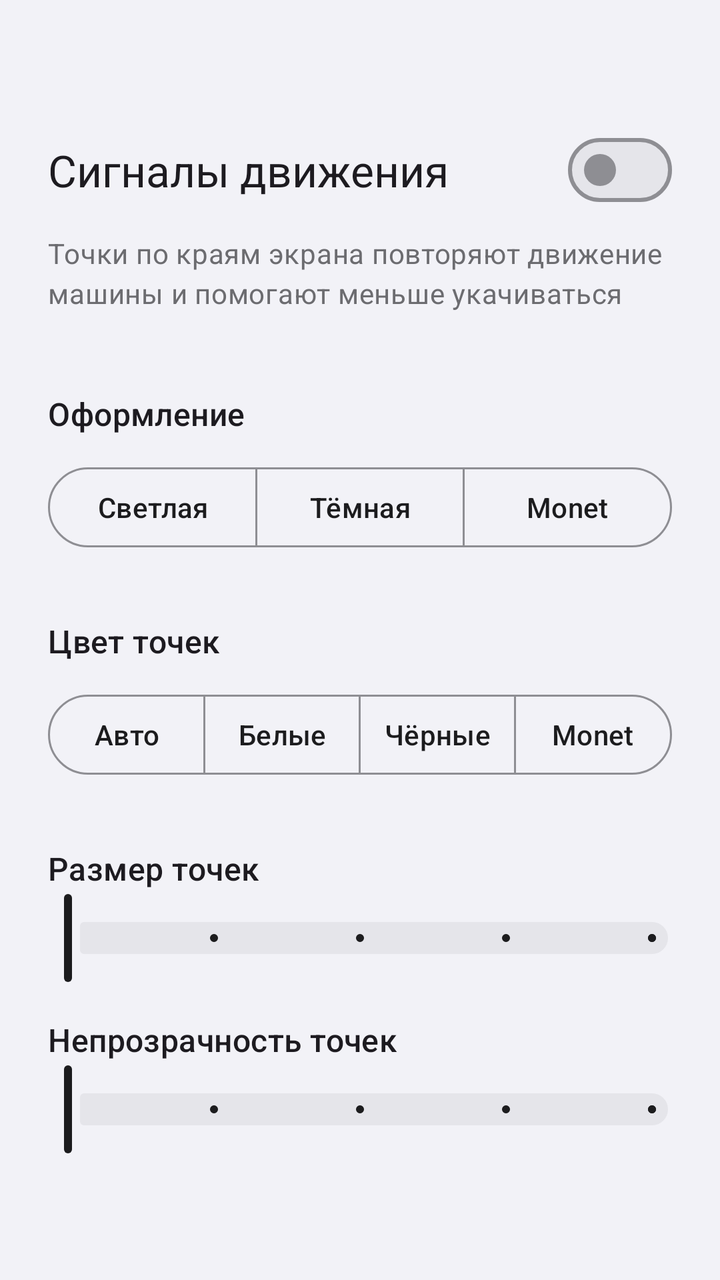
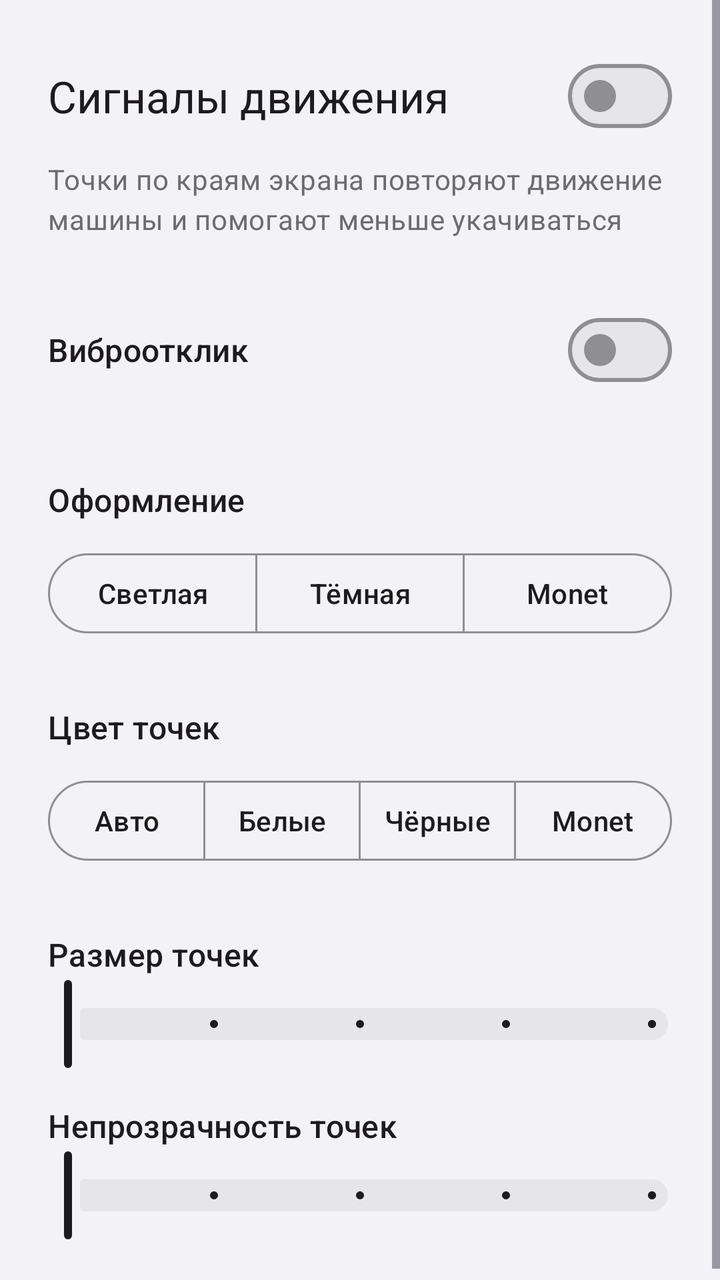

An Android layout rendered at two revisions. The XML below is the earlier revision; the diff shows what the commit changed to produce the second picture.
<!-- AndroidManifest.xml: application theme Theme.MotionCues -->
<!-- res/layout/activity_main.xml -->
<?xml version="1.0" encoding="utf-8"?>
<ScrollView xmlns:android="http://schemas.android.com/apk/res/android"
    xmlns:app="http://schemas.android.com/apk/res-auto"
    android:id="@+id/root"
    android:layout_width="match_parent"
    android:layout_height="match_parent"
    android:fillViewport="true">

<LinearLayout
    android:layout_width="match_parent"
    android:layout_height="wrap_content"
    android:gravity="center"
    android:orientation="vertical"
    android:paddingVertical="24dp">

    
    <com.google.android.material.materialswitch.MaterialSwitch
        android:id="@+id/cues_switch"
        android:layout_width="match_parent"
        android:layout_height="wrap_content"
        android:layout_marginHorizontal="24dp"
        android:text="@string/cues_switch"
        android:textAppearance="?attr/textAppearanceTitleLarge" />

    <TextView
        android:id="@+id/cues_summary"
        android:layout_width="match_parent"
        android:layout_height="wrap_content"
        android:layout_marginHorizontal="24dp"
        android:layout_marginTop="8dp"
        android:text="@string/cues_summary"
        android:textAppearance="?attr/textAppearanceBodyMedium"
        android:textColor="?attr/colorOnSurfaceVariant" />

    <TextView
        android:layout_width="match_parent"
        android:layout_height="wrap_content"
        android:layout_marginHorizontal="24dp"
        android:layout_marginTop="40dp"
        android:text="@string/theme_title"
        android:textAppearance="?attr/textAppearanceTitleMedium" />

    <com.google.android.material.button.MaterialButtonToggleGroup
        android:id="@+id/theme_group"
        android:layout_width="match_parent"
        android:layout_height="wrap_content"
        android:layout_marginHorizontal="24dp"
        android:layout_marginTop="12dp"
        app:selectionRequired="true"
        app:singleSelection="true">

        <Button
            android:id="@+id/theme_light"
            style="?attr/materialButtonOutlinedStyle"
            android:layout_width="0dp"
            android:layout_height="wrap_content"
            android:layout_weight="1"
            android:text="@string/theme_light" />

        <Button
            android:id="@+id/theme_dark"
            style="?attr/materialButtonOutlinedStyle"
            android:layout_width="0dp"
            android:layout_height="wrap_content"
            android:layout_weight="1"
            android:text="@string/theme_dark" />

        <Button
            android:id="@+id/theme_monet"
            style="?attr/materialButtonOutlinedStyle"
            android:layout_width="0dp"
            android:layout_height="wrap_content"
            android:layout_weight="1"
            android:text="@string/theme_monet" />

    </com.google.android.material.button.MaterialButtonToggleGroup>

    <TextView
        android:layout_width="match_parent"
        android:layout_height="wrap_content"
        android:layout_marginHorizontal="24dp"
        android:layout_marginTop="32dp"
        android:text="@string/dot_color_title"
        android:textAppearance="?attr/textAppearanceTitleMedium" />

    
    <com.google.android.material.button.MaterialButtonToggleGroup
        android:id="@+id/dot_color_group"
        android:layout_width="match_parent"
        android:layout_height="wrap_content"
        android:layout_marginHorizontal="24dp"
        android:layout_marginTop="12dp"
        app:selectionRequired="true"
        app:singleSelection="true">

        <Button
            android:id="@+id/dot_color_auto"
            style="?attr/materialButtonOutlinedStyle"
            android:paddingHorizontal="4dp"
            android:maxLines="1"
            android:layout_width="0dp"
            android:layout_height="wrap_content"
            android:layout_weight="1"
            android:text="@string/dot_color_auto" />

        <Button
            android:id="@+id/dot_color_white"
            style="?attr/materialButtonOutlinedStyle"
            android:paddingHorizontal="4dp"
            android:maxLines="1"
            android:layout_width="0dp"
            android:layout_height="wrap_content"
            android:layout_weight="1"
            android:text="@string/dot_color_white" />

        <Button
            android:id="@+id/dot_color_black"
            style="?attr/materialButtonOutlinedStyle"
            android:paddingHorizontal="4dp"
            android:maxLines="1"
            android:layout_width="0dp"
            android:layout_height="wrap_content"
            android:layout_weight="1"
            android:text="@string/dot_color_black" />

        <Button
            android:id="@+id/dot_color_monet"
            style="?attr/materialButtonOutlinedStyle"
            android:paddingHorizontal="4dp"
            android:maxLines="1"
            android:layout_width="0dp"
            android:layout_height="wrap_content"
            android:layout_weight="1"
            android:text="@string/dot_color_monet" />

    </com.google.android.material.button.MaterialButtonToggleGroup>

    <TextView
        android:layout_width="match_parent"
        android:layout_height="wrap_content"
        android:layout_marginHorizontal="24dp"
        android:layout_marginTop="32dp"
        android:text="@string/dot_size_title"
        android:textAppearance="?attr/textAppearanceTitleMedium" />

    <com.google.android.material.slider.Slider
        android:id="@+id/dot_size_slider"
        android:layout_width="match_parent"
        android:layout_height="wrap_content"
        android:layout_marginHorizontal="12dp"
        android:contentDescription="@string/dot_size_title"
        android:stepSize="1"
        android:valueFrom="1"
        android:valueTo="5"
        app:labelBehavior="gone"
        app:tickVisible="true" />

    <TextView
        android:layout_width="match_parent"
        android:layout_height="wrap_content"
        android:layout_marginHorizontal="24dp"
        android:layout_marginTop="16dp"
        android:text="@string/dot_opacity_title"
        android:textAppearance="?attr/textAppearanceTitleMedium" />

    <com.google.android.material.slider.Slider
        android:id="@+id/dot_opacity_slider"
        android:layout_width="match_parent"
        android:layout_height="wrap_content"
        android:layout_marginHorizontal="12dp"
        android:contentDescription="@string/dot_opacity_title"
        android:stepSize="1"
        android:valueFrom="1"
        android:valueTo="5"
        app:labelBehavior="gone"
        app:tickVisible="true" />

</LinearLayout>

</ScrollView>
<!-- resources referenced by this layout -->
<resources>
  <string name="cues_summary">Точки по краям экрана повторяют движение машины и помогают меньше укачиваться</string>
  <string name="cues_switch">Сигналы движения</string>
  <string name="dot_color_auto">Авто</string>
  <string name="dot_color_black">Чёрные</string>
  <string name="dot_color_monet">Monet</string>
  <string name="dot_color_title">Цвет точек</string>
  <string name="dot_color_white">Белые</string>
  <string name="dot_opacity_title">Непрозрачность точек</string>
  <string name="dot_size_title">Размер точек</string>
  <string name="theme_dark">Тёмная</string>
  <string name="theme_light">Светлая</string>
  <string name="theme_monet">Monet</string>
  <string name="theme_title">Оформление</string>
  <style name="Theme.MotionCues" parent="Theme.Material3.DayNight.NoActionBar">
          <item name="colorPrimary">@color/mc_primary</item>
          <item name="colorOnPrimary">@color/mc_on_primary</item>
          <item name="colorPrimaryContainer">@color/mc_primary_container</item>
          <item name="colorOnPrimaryContainer">@color/mc_on_primary_container</item>
          <item name="colorSecondary">@color/mc_secondary</item>
          <item name="colorOnSecondary">@color/mc_on_secondary</item>
          <item name="colorSecondaryContainer">@color/mc_secondary_container</item>
          <item name="colorOnSecondaryContainer">@color/mc_on_secondary_container</item>
          <item name="android:colorBackground">@color/mc_surface</item>
          <item name="colorSurface">@color/mc_surface</item>
          <item name="colorOnSurface">@color/mc_on_surface</item>
          <item name="colorOnSurfaceVariant">@color/mc_on_surface_variant</item>
          <item name="colorSurfaceContainerLowest">@color/mc_surface_container_lowest</item>
          <item name="colorSurfaceContainerLow">@color/mc_surface_container_low</item>
          <item name="colorSurfaceContainer">@color/mc_surface_container</item>
          <item name="colorSurfaceContainerHigh">@color/mc_surface_container_high</item>
          <item name="colorSurfaceContainerHighest">@color/mc_surface_container_highest</item>
          <item name="colorOutline">@color/mc_outline</item>
          <item name="colorOutlineVariant">@color/mc_outline_variant</item>
      </style>
  <color name="mc_primary">#FF1C1C1E</color>
  <color name="mc_on_primary">#FFFFFFFF</color>
  <color name="mc_primary_container">#FFE5E5EA</color>
  <color name="mc_on_primary_container">#FF1C1C1E</color>
  <color name="mc_secondary">#FF636366</color>
  <color name="mc_on_secondary">#FFFFFFFF</color>
  <color name="mc_secondary_container">#FFE5E5EA</color>
  <color name="mc_on_secondary_container">#FF1C1C1E</color>
  <color name="mc_surface">#FFF2F2F7</color>
  <color name="mc_on_surface">#FF1C1C1E</color>
  <color name="mc_on_surface_variant">#FF6C6C70</color>
  <color name="mc_surface_container_lowest">#FFFFFFFF</color>
  <color name="mc_surface_container_low">#FFFAFAFC</color>
  <color name="mc_surface_container">#FFFFFFFF</color>
  <color name="mc_surface_container_high">#FFEDEDF2</color>
  <color name="mc_surface_container_highest">#FFE5E5EA</color>
  <color name="mc_outline">#FF8E8E93</color>
  <color name="mc_outline_variant">#FFD1D1D6</color>
</resources>

<!-- the commit's change to res/layout/activity_main.xml (unified diff, before → after) -->
@@ -16,6 +16,7 @@
     
     <com.google.android.material.materialswitch.MaterialSwitch
         android:id="@+id/cues_switch"
+        android:hapticFeedbackEnabled="false"
         android:layout_width="match_parent"
         android:layout_height="wrap_content"
         android:layout_marginHorizontal="24dp"
@@ -32,6 +33,16 @@
         android:textAppearance="?attr/textAppearanceBodyMedium"
         android:textColor="?attr/colorOnSurfaceVariant" />
 
+    <com.google.android.material.materialswitch.MaterialSwitch
+        android:id="@+id/haptics_switch"
+        android:layout_width="match_parent"
+        android:layout_height="wrap_content"
+        android:layout_marginHorizontal="24dp"
+        android:layout_marginTop="32dp"
+        android:hapticFeedbackEnabled="false"
+        android:text="@string/haptics_switch"
+        android:textAppearance="?attr/textAppearanceTitleMedium" />
+
     <TextView
         android:layout_width="match_parent"
         android:layout_height="wrap_content"
@@ -51,6 +62,7 @@
 
         <Button
             android:id="@+id/theme_light"
+            android:hapticFeedbackEnabled="false"
             style="?attr/materialButtonOutlinedStyle"
             android:layout_width="0dp"
             android:layout_height="wrap_content"
@@ -59,6 +71,7 @@
 
         <Button
             android:id="@+id/theme_dark"
+            android:hapticFeedbackEnabled="false"
             style="?attr/materialButtonOutlinedStyle"
             android:layout_width="0dp"
             android:layout_height="wrap_content"
@@ -67,6 +80,7 @@
 
         <Button
             android:id="@+id/theme_monet"
+            android:hapticFeedbackEnabled="false"
             style="?attr/materialButtonOutlinedStyle"
             android:layout_width="0dp"
             android:layout_height="wrap_content"
@@ -95,6 +109,7 @@
 
         <Button
             android:id="@+id/dot_color_auto"
+            android:hapticFeedbackEnabled="false"
             style="?attr/materialButtonOutlinedStyle"
             android:paddingHorizontal="4dp"
             android:maxLines="1"
@@ -105,6 +120,7 @@
 
         <Button
             android:id="@+id/dot_color_white"
+            android:hapticFeedbackEnabled="false"
             style="?attr/materialButtonOutlinedStyle"
             android:paddingHorizontal="4dp"
             android:maxLines="1"
@@ -115,6 +131,7 @@
 
         <Button
             android:id="@+id/dot_color_black"
+            android:hapticFeedbackEnabled="false"
             style="?attr/materialButtonOutlinedStyle"
             android:paddingHorizontal="4dp"
             android:maxLines="1"
@@ -125,6 +142,7 @@
 
         <Button
             android:id="@+id/dot_color_monet"
+            android:hapticFeedbackEnabled="false"
             style="?attr/materialButtonOutlinedStyle"
             android:paddingHorizontal="4dp"
             android:maxLines="1"
@@ -145,6 +163,7 @@
 
     <com.google.android.material.slider.Slider
         android:id="@+id/dot_size_slider"
+        android:hapticFeedbackEnabled="false"
         android:layout_width="match_parent"
         android:layout_height="wrap_content"
         android:layout_marginHorizontal="12dp"
@@ -165,6 +184,7 @@
 
     <com.google.android.material.slider.Slider
         android:id="@+id/dot_opacity_slider"
+        android:hapticFeedbackEnabled="false"
         android:layout_width="match_parent"
         android:layout_height="wrap_content"
         android:layout_marginHorizontal="12dp"
<!-- resource entries referenced after the edit -->
@@ -9,6 +9,7 @@
   <string name="dot_color_white">Белые</string>
   <string name="dot_opacity_title">Непрозрачность точек</string>
   <string name="dot_size_title">Размер точек</string>
+  <string name="haptics_switch">Виброотклик</string>
   <string name="theme_dark">Тёмная</string>
   <string name="theme_light">Светлая</string>
   <string name="theme_monet">Monet</string>
